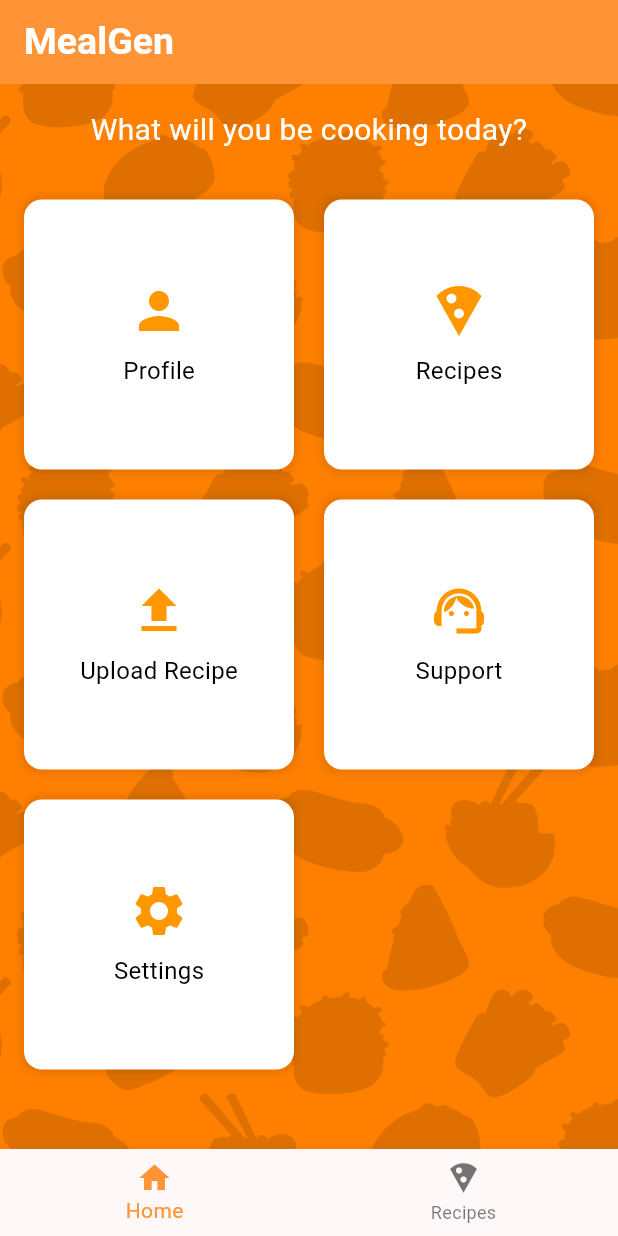
After one commit to Mystifine/MealGen, a Flutter app: the LoggedInBaseScreen screen opened by its route, on a phone screen of 412 x 824 dp. The commit adds this screen. Run offline on Flutter 3.47's test engine with Material 3 defaults, Android fonts, the phone set to English and light mode, and no system bars; our stand-ins replace icons_plus, image_picker; network calls fail.

Commit message:
Update
- Added Recipe Page
- Added Upload Recipe Page
- Added Logged In Page
- Finished login

```diff
--- /dev/null
+++ b/client/app/lib/logged_in_pages/home_page.dart
@@ -0,0 +1,77 @@
+
+import 'package:flutter/material.dart';
+
+import 'package:app/widgets/home_menu_button.dart';
+
+class HomePage extends StatelessWidget {
+  const HomePage({super.key, required this.onPageSelected});
+
+  // callback to setState for main screen
+  final Function(int) onPageSelected;
+
+  @override
+  Widget build(BuildContext context) {
+    return Column(
+      crossAxisAlignment: CrossAxisAlignment.center,
+      children: [
+        Padding(
+          padding: const EdgeInsets.all(16.0),
+          child: Text(
+            "What will you be cooking today?",
+            textAlign: TextAlign.center,
+            style: TextStyle(
+              fontSize: 20,
+              color: Colors.white,
+            ),
+          ),
+        ),
+
+        Expanded(
+          child: GridView.count(
+            crossAxisCount: 2, // number of columns
+            crossAxisSpacing: 20,
+            mainAxisSpacing: 20.0,
+            padding: EdgeInsets.all(16.0),
+            children: [
+              HomeMenuButton(
+                buttonIcon: Icons.person,
+                buttonText: 'Profile',
+                onPressed: () {
+                  onPageSelected(0);
+                },
+              ),
+              HomeMenuButton(
+                buttonIcon: Icons.local_pizza,
+                buttonText: 'Recipes',
+                onPressed: () {
+                  onPageSelected(1);
+                },
+              ),
+              HomeMenuButton(
+                buttonIcon: Icons.upload,
+                buttonText: 'Upload Recipe',
+                onPressed: () {
+                  onPageSelected(2);
+                }
+              ),
+              HomeMenuButton(
+                buttonIcon: Icons.support_agent,
+                buttonText: 'Support',
+                onPressed: () {
+                  onPageSelected(0);
+                },
+              ),
+              HomeMenuButton(
+                buttonIcon: Icons.settings,
+                buttonText: 'Settings',
+                onPressed: () {
+                  onPageSelected(0);
+                },
+              ),
+            ],
+          )
+        )
+      ],
+    );
+  }
+}
--- a/client/app/lib/main.dart
+++ b/client/app/lib/main.dart
@@ -1,4 +1,5 @@
 import 'package:app/screens/introduction_screen.dart';
+import 'package:app/screens/logged_in_base_screen.dart';
 import 'package:app/routes/app_routes.dart';
 import 'package:flutter/material.dart';
 
@@ -30,7 +31,7 @@ class MyApp extends StatelessWidget {
         useMaterial3: true,
       ),
 
-      home: const IntroductionScreen(),
+      home: const LoggedInBaseScreen(), //const IntroductionScreen(),
     );
   }
 }
--- a/client/app/lib/routes/app_routes.dart
+++ b/client/app/lib/routes/app_routes.dart
@@ -1,12 +1,15 @@
 import 'package:flutter/material.dart';
+
 import 'package:app/screens/login_screen.dart';
 import 'package:app/screens/signup_screen.dart';
 import 'package:app/screens/introduction_screen.dart';
+import 'package:app/screens/logged_in_base_screen.dart';
 
 class AppRoutes {
   static const String introduction = '/introduction';
   static const String login = '/login';
   static const String signup = '/signup';
+  static const String loggedIn = '/logged_in';
 
   static Route<dynamic> generateRoute(RouteSettings settings) {
     switch (settings.name) {
@@ -16,6 +19,8 @@ class AppRoutes {
         return MaterialPageRoute(builder: (_) => LoginScreen());
       case signup:
         return MaterialPageRoute(builder: (_) => SignUpScreen());
+      case loggedIn:
+        return MaterialPageRoute(builder: (_) => LoggedInBaseScreen());
       default:
         return MaterialPageRoute(
           builder: (_) => Scaffold(
--- /dev/null
+++ b/client/app/lib/screens/logged_in_base_screen.dart
@@ -0,0 +1,128 @@
+import 'package:app/logged_in_pages/upload_recipe_page.dart';
+import 'package:flutter/material.dart';
+
+import 'package:app/logged_in_pages/home_page.dart';
+import 'package:app/logged_in_pages/recipes_page.dart';
+
+import 'package:app/theme/theme.dart';
+
+class LoggedInBaseScreen extends StatefulWidget {
+  const LoggedInBaseScreen({super.key});
+
+  @override
+  State<StatefulWidget> createState() => _LoggedInBaseScreenState();
+}
+
+class _LoggedInBaseScreenState extends State<LoggedInBaseScreen> {
+  // selectedIndex to manage the selected page
+  int _selectedIndex = 0;
+
+  // Recipes Information
+  List<Map<String, String>> _recipes = [];
+  bool _isLoading = false;
+  int _page = 1;
+
+  @override
+  void initState() {
+    super.initState();
+    _fetchRecipes();
+  }
+
+  Future<void> _fetchRecipes() async {
+    setState(() {
+      _isLoading = true;
+    });
+
+    // fetch recipes
+    final newRecipes = List.generate(10, (index) {
+      final recipeIndex = ((_page - 1) * 10) + index + 1;
+      return {
+        "title": "Recipe $recipeIndex",
+        "description": "Description for Recipe $recipeIndex",
+        "imageUrl": "https://via.placeholder.com/300x200.png?text=Recipe+$recipeIndex"
+      };
+    });
+
+    setState(() {
+      _recipes.addAll(newRecipes);
+      _isLoading = false;
+      _page++;
+    });
+
+  }
+
+  void _onPageButtonPressed(int index) {
+    setState(() {
+      _selectedIndex = index;
+    });
+  }
+
+  @override
+  Widget build(BuildContext context) {
+    return Scaffold(
+      extendBodyBehindAppBar: false,
+      backgroundColor: lightColorScheme.primary,
+      appBar: AppBar(
+        backgroundColor: lightColorScheme.primary,
+        title: Text(
+          "MealGen",
+          style: TextStyle(
+            color: Colors.white,
+            fontSize: 25.0,
+            fontWeight: FontWeight.w600,
+          )
+        ),
+        automaticallyImplyLeading: false,
+      ),
+      bottomNavigationBar: BottomNavigationBar(
+        selectedItemColor: lightColorScheme.primary,
+        currentIndex: _selectedIndex,
+        onTap: _onPageButtonPressed,
+        items: const [
+          BottomNavigationBarItem(icon: Icon(Icons.home), label: 'Home'),
+          BottomNavigationBarItem(icon: Icon(Icons.local_pizza), label: 'Recipes'),
+        ],
+      ),
+      body: Stack(
+        children: [
+          // Background for all the pages
+          Container(
+            width : double.infinity,
+            height : double.infinity,
+            decoration: const BoxDecoration(
+              gradient: LinearGradient(
+                begin: Alignment.topCenter,
+                end: Alignment.bottomCenter,
+                colors: [
+                  Color.fromARGB(255, 255, 128, 0),
+                  Color.fromARGB(255, 255, 128, 0),
+                ]
+              ),
+            ),
+            child: Image.asset(
+              "assets/images/background_texture.png",
+              width: double.infinity,
+              height: double.infinity,
+              color: const Color.fromARGB(82, 155, 78, 0),
+              fit : BoxFit.cover,
+            ),
+          ),
+          IndexedStack(
+            index: _selectedIndex,
+            children: [
+              HomePage(onPageSelected: _onPageButtonPressed),
+              RecipesPage(
+                recipes: _recipes,
+                isLoading: _isLoading,
+                loadMoreRecipes: _fetchRecipes,
+                onPageSelected: _onPageButtonPressed,
+              ),
+              UploadRecipePage(), // Placeholder for Profile Page
+              Container(), // Placeholder for Support Page
+            ],
+          ),
+        ],
+      ),
+    );
+  }
+}
--- a/client/app/lib/widgets/background_scaffold.dart
+++ b/client/app/lib/widgets/background_scaffold.dart
@@ -24,7 +24,6 @@ class BackgroundScaffold extends StatelessWidget {
                 colors: [
                   Color.fromARGB(255, 255, 128, 0),
                   Color.fromARGB(255, 255, 128, 0),
-                  Color.fromARGB(255, 196, 98, 0)
                 ]
               ),
             ),
@@ -32,7 +31,7 @@ class BackgroundScaffold extends StatelessWidget {
               "assets/images/background_texture.png",
               width: double.infinity,
               height: double.infinity,
-              color: const Color.fromARGB(84, 140, 70, 0),
+              color: const Color.fromARGB(82, 155, 78, 0),
               fit : BoxFit.cover,
             ),
           ),
--- /dev/null
+++ b/client/app/lib/widgets/home_menu_button.dart
@@ -0,0 +1,40 @@
+import 'package:flutter/material.dart';
+
+class HomeMenuButton extends StatelessWidget {
+  const HomeMenuButton({super.key, required this.buttonIcon, required this.buttonText, required this.onPressed});
+
+  final IconData buttonIcon;
+  final String buttonText;
+  final VoidCallback onPressed;
+
+  @override
+  Widget build(BuildContext context) {
+    return GestureDetector(
+      onTap: onPressed,
+      child: Container(
+        decoration: BoxDecoration(
+          color: Colors.white,
+          borderRadius: BorderRadius.circular(12.0),
+          boxShadow: [
+            BoxShadow(
+              color: Colors.black.withOpacity(0.1),
+              blurRadius: 4.0,
+              spreadRadius: 2.0,
+            ),
+          ],
+        ),
+        child: Column(
+          mainAxisAlignment: MainAxisAlignment.center,
+          children: [
+            Icon(buttonIcon, size: 40.0, color: Colors.orange),
+            SizedBox(height: 8.0),
+            Text(
+              buttonText,
+              style: TextStyle(fontSize: 16.0, color: Colors.black),
+            ),
+          ],
+        ),
+      ),
+    );
+  }
+}
--- a/client/app/lib/widgets/loading_frame.dart
+++ b/client/app/lib/widgets/loading_frame.dart
@@ -36,6 +36,7 @@ class LoadingFrameState extends State<LoadingFrame> {
         fontSize: 18,
         fontWeight: FontWeight.bold,
       ),
+      textAlign: TextAlign.center,
     );
   }
 
--- a/client/app/pubspec.yaml
+++ b/client/app/pubspec.yaml
@@ -32,6 +32,7 @@ dependencies:
     sdk: flutter
   http: ^1.2.2
   icons_plus: ^5.0.0
+  image_picker: ^1.1.2
 
 
   # The following adds the Cupertino Icons font to your application.
```
Also changed, not shown: client/app/lib/logged_in_pages/recipes_page.dart (added, +102 -0 lines), client/app/lib/logged_in_pages/upload_recipe_page.dart (added, +144 -0 lines), client/app/lib/screens/login_screen.dart (+62 -18 lines), client/app/lib/screens/signup_screen.dart (+16 -6 lines), client/app/pubspec.lock, 1 other file.
